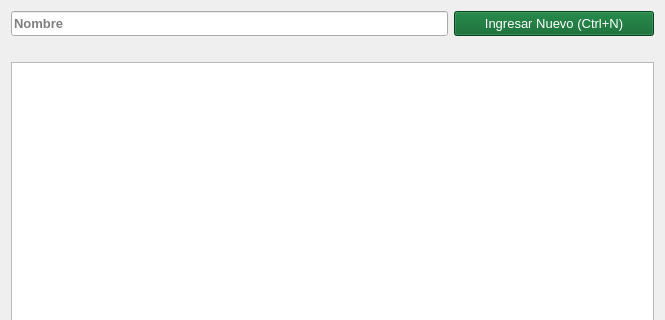
Before: the Qt Designer form gui/listas/listaUsuarios.ui in shae-ra/sindicato, drawn with Qt 5; both pictures show x 0 to 665 and y 0 to 320 of the 665 by 543 pixel window.
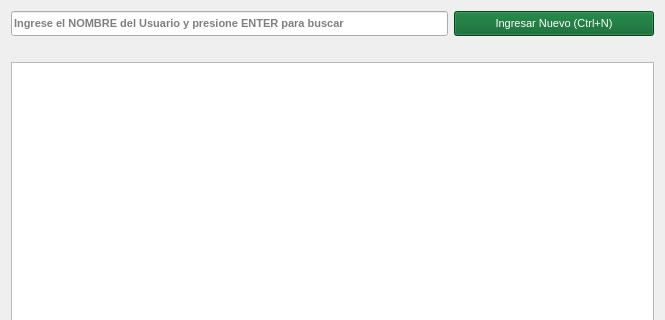
After: the same form once the commit is applied. Icons and pictures are not drawn.

```diff
--- a/gui/listas/listaUsuarios.ui
+++ b/gui/listas/listaUsuarios.ui
@@ -26,8 +26,8 @@
        </property>
        <property name="font">
         <font>
-         <family>MS Shell Dlg 2</family>
-         <pointsize>10</pointsize>
+         <family>Arial</family>
+         <pointsize>8</pointsize>
          <weight>75</weight>
          <bold>true</bold>
         </font>
@@ -42,7 +42,7 @@
         <bool>true</bool>
        </property>
        <property name="placeholderText">
-        <string>Nombre</string>
+        <string>Ingrese el NOMBRE del Usuario y presione ENTER para buscar</string>
        </property>
       </widget>
      </item>
@@ -62,8 +62,8 @@
        </property>
        <property name="font">
         <font>
-         <family>MS Shell Dlg 2</family>
-         <pointsize>10</pointsize>
+         <family>Arial</family>
+         <pointsize>8</pointsize>
          <weight>50</weight>
          <bold>false</bold>
         </font>
@@ -101,8 +101,8 @@
       <spacer name="horizontalSpacer">
        <property name="font">
         <font>
-         <family>MS Shell Dlg 2</family>
-         <pointsize>10</pointsize>
+         <family>Arial</family>
+         <pointsize>8</pointsize>
          <weight>75</weight>
          <bold>true</bold>
         </font>
```
Left out of the diff: 4 changed lines with no effect on the pictures.
